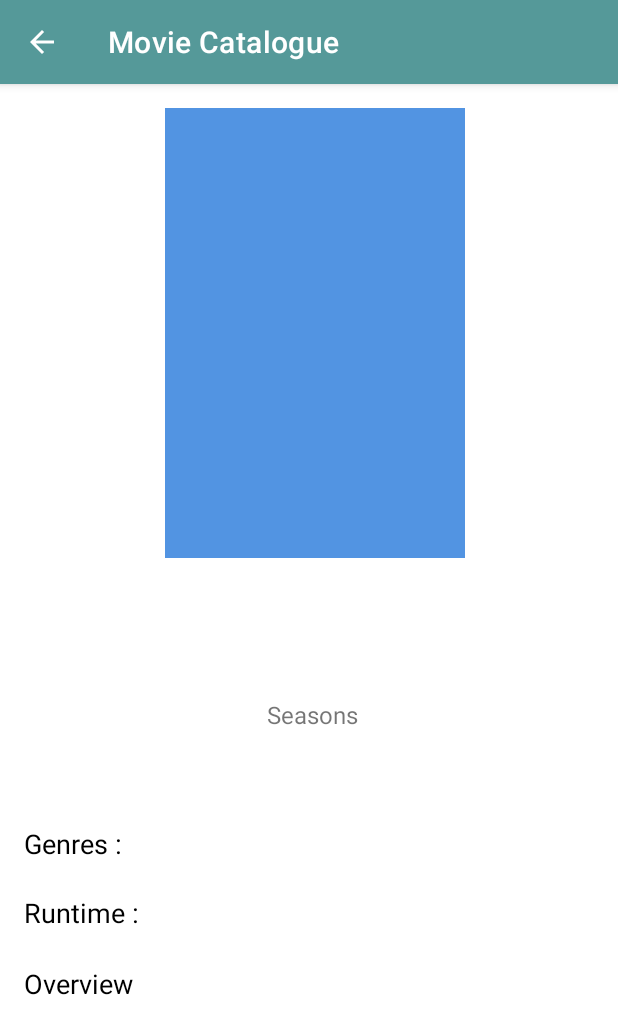
After one commit to ichsanulalifwan/learn-android-jetpack, an Android app: the DetailTvShowActivity screen opened directly, with no data from a screen before it, on a phone screen of 412 x 824 dp. The commit adds this screen. Shown: the top 1034 px of the screen. Run offline under Robolectric (Android 15) with nearby library versions, the phone set to English and light mode, and no system bars.

Commit message:
add detail activity

```diff
--- a/app/src/main/java/com/dicoding/picodiploma/moviecatalogue/data/MovieEntity.kt
+++ b/app/src/main/java/com/dicoding/picodiploma/moviecatalogue/data/MovieEntity.kt
@@ -1,6 +1,7 @@
 package com.dicoding.picodiploma.moviecatalogue.data
 
 data class MovieEntity(
+        var movieId: String,
         var title: String,
         var genre: String,
         var quote: String,
--- a/app/src/main/java/com/dicoding/picodiploma/moviecatalogue/data/TvShowEntity.kt
+++ b/app/src/main/java/com/dicoding/picodiploma/moviecatalogue/data/TvShowEntity.kt
@@ -1,6 +1,7 @@
 package com.dicoding.picodiploma.moviecatalogue.data
 
 data class TvShowEntity(
+        var tvShowId: String,
         var title: String,
         var genre: String,
         var quote: String,
--- /dev/null
+++ b/app/src/main/java/com/dicoding/picodiploma/moviecatalogue/ui/DetailTvShowActivity.kt
@@ -0,0 +1,55 @@
+package com.dicoding.picodiploma.moviecatalogue.ui
+
+import androidx.appcompat.app.AppCompatActivity
+import android.os.Bundle
+import com.bumptech.glide.Glide
+import com.bumptech.glide.load.resource.bitmap.RoundedCorners
+import com.dicoding.picodiploma.moviecatalogue.data.TvShowEntity
+import com.dicoding.picodiploma.moviecatalogue.databinding.ActivityDetailTvShowBinding
+import com.dicoding.picodiploma.moviecatalogue.utils.DataDummy
+
+class DetailTvShowActivity : AppCompatActivity() {
+
+    private lateinit var binding: ActivityDetailTvShowBinding
+
+    companion object {
+        const val EXTRA_TVSHOW = "extra_tvshow"
+    }
+    override fun onCreate(savedInstanceState: Bundle?) {
+        super.onCreate(savedInstanceState)
+
+        binding = ActivityDetailTvShowBinding.inflate(layoutInflater)
+        setContentView(binding.root)
+
+        supportActionBar?.setDisplayHomeAsUpEnabled(true)
+
+        val extras = intent.extras
+        if (extras != null) {
+            val tvShowId = extras.getString(DetailTvShowActivity.EXTRA_TVSHOW)
+            tvShowId?.let {
+                for (tvshow in DataDummy.generateDummyTvShow()) {
+                    if (tvshow.tvShowId == it) {
+                        populateData(tvshow)
+                    }
+                }
+            }
+        }
+    }
+
+    private fun populateData(tvshow: TvShowEntity) {
+        binding.apply {
+            tvTitleMovie.text = tvshow.title
+            tvYear.text = tvshow.date.toString()
+            tvSeason.text = tvshow.season.toString()
+            tvGenre.text = tvshow.genre
+            tvQuotes.text = tvshow.quote
+            tvRuntime.text = tvshow.runtime
+            tvOverview.text = tvshow.overview
+
+            Glide.with(this@DetailTvShowActivity)
+                .load(tvshow.poster)
+                .transform(RoundedCorners(20))
+                .into(imgPosterDetail)
+        }
+    }
+}
--- /dev/null
+++ b/app/src/main/res/layout/activity_detail_tv_show.xml
@@ -0,0 +1,175 @@
+<?xml version="1.0" encoding="utf-8"?>
+<ScrollView xmlns:android="http://schemas.android.com/apk/res/android"
+    xmlns:app="http://schemas.android.com/apk/res-auto"
+    xmlns:tools="http://schemas.android.com/tools"
+    android:layout_width="match_parent"
+    android:layout_height="match_parent"
+    tools:context=".ui.DetailTvShowActivity">
+
+    <androidx.constraintlayout.widget.ConstraintLayout
+        android:layout_width="match_parent"
+        android:layout_height="wrap_content"
+        android:paddingBottom="16dp">
+
+        <ImageView
+            android:id="@+id/img_posterDetail"
+            android:layout_width="200dp"
+            android:layout_height="300dp"
+            android:layout_marginStart="8dp"
+            android:layout_marginTop="16dp"
+            android:src="@color/blue"
+            app:layout_constraintEnd_toEndOf="parent"
+            app:layout_constraintStart_toStartOf="parent"
+            app:layout_constraintTop_toTopOf="parent"
+            tools:ignore="ContentDescription" />
+
+        <TextView
+            android:id="@+id/tv_title_movie"
+            android:layout_width="wrap_content"
+            android:layout_height="wrap_content"
+            android:layout_marginStart="8dp"
+            android:layout_marginTop="16dp"
+            android:layout_marginEnd="8dp"
+            android:gravity="start"
+            android:textColor="@color/black"
+            android:textSize="28sp"
+            android:textStyle="bold"
+            app:layout_constraintEnd_toEndOf="parent"
+            app:layout_constraintStart_toStartOf="parent"
+            app:layout_constraintTop_toBottomOf="@id/img_posterDetail"
+            tools:text="@string/title" />
+
+        <TextView
+            android:id="@+id/tv_year"
+            android:layout_width="wrap_content"
+            android:layout_height="wrap_content"
+            android:layout_marginTop="4dp"
+            android:textColor="@color/black"
+            android:textSize="20sp"
+            app:layout_constraintEnd_toEndOf="parent"
+            app:layout_constraintStart_toStartOf="parent"
+            app:layout_constraintTop_toBottomOf="@+id/tv_title_movie"
+            tools:text="@string/txt_year_example" />
+
+        <LinearLayout
+            android:id="@+id/seasons_layout"
+            android:layout_width="wrap_content"
+            android:layout_height="wrap_content"
+            android:layout_marginTop="8dp"
+            app:layout_constraintEnd_toEndOf="parent"
+            app:layout_constraintStart_toStartOf="parent"
+            app:layout_constraintTop_toBottomOf="@id/tv_year">
+
+            <TextView
+                android:id="@+id/tv_season"
+                android:layout_width="wrap_content"
+                android:layout_height="wrap_content"
+                android:layout_gravity="center"
+                android:textSize="16sp"
+                tools:text="@string/season_example" />
+
+            <TextView
+                android:id="@+id/txt_season"
+                android:layout_width="wrap_content"
+                android:layout_height="wrap_content"
+                android:layout_gravity="center"
+                android:layout_marginStart="4dp"
+                android:text="@string/season_text"
+                android:textSize="16sp" />
+        </LinearLayout>
+
+        <TextView
+            android:id="@+id/tv_quotes"
+            android:layout_width="wrap_content"
+            android:layout_height="wrap_content"
+            android:layout_marginStart="16dp"
+            android:layout_marginTop="16dp"
+            android:layout_marginEnd="16dp"
+            android:gravity="start"
+            android:maxLines="2"
+            android:textColor="@color/black"
+            android:textSize="18sp"
+            android:textStyle="italic"
+            app:layout_constraintEnd_toEndOf="parent"
+            app:layout_constraintStart_toStartOf="parent"
+            app:layout_constraintTop_toBottomOf="@id/seasons_layout"
+            tools:text="@string/quotes" />
+
+        <TextView
+            android:id="@+id/txt_genre"
+            android:layout_width="wrap_content"
+            android:layout_height="wrap_content"
+            android:layout_marginStart="16dp"
+            android:layout_marginTop="22dp"
+            android:text="@string/txt_genres"
+            android:textColor="@color/black"
+            android:textSize="18sp"
+            app:layout_constraintStart_toStartOf="parent"
+            app:layout_constraintTop_toBottomOf="@id/tv_quotes" />
+
+        <TextView
+            android:id="@+id/tv_genre"
+            android:layout_width="0dp"
+            android:layout_height="wrap_content"
+            android:layout_marginStart="8dp"
+            android:layout_marginEnd="16dp"
+            android:gravity="start"
+            android:maxLines="2"
+            android:textColor="@color/black"
+            android:textSize="16sp"
+            app:layout_constraintEnd_toEndOf="parent"
+            app:layout_constraintStart_toEndOf="@id/txt_genre"
+            app:layout_constraintTop_toTopOf="@id/txt_genre"
+            tools:text="@string/txt_genre_example" />
+
+        <TextView
+            android:id="@+id/txt_runtime"
+            android:layout_width="wrap_content"
+            android:layout_height="wrap_content"
+            android:layout_marginStart="16dp"
+            android:layout_marginTop="24dp"
+            android:text="@string/txt_runtime"
+            android:textColor="@color/black"
+            android:textSize="18sp"
+            app:layout_constraintStart_toStartOf="parent"
+            app:layout_constraintTop_toBottomOf="@id/tv_genre" />
+
+        <TextView
+            android:id="@+id/tv_runtime"
+            android:layout_width="wrap_content"
+            android:layout_height="wrap_content"
+            android:layout_marginStart="8dp"
+            android:textColor="@color/black"
+            android:textSize="16sp"
+            app:layout_constraintBottom_toBottomOf="@id/txt_runtime"
+            app:layout_constraintStart_toEndOf="@id/txt_runtime"
+            app:layout_constraintTop_toTopOf="@id/txt_runtime"
+            tools:text="@string/txt_runtime_example" />
+
+        <TextView
+            android:id="@+id/txt_overview"
+            android:layout_width="wrap_content"
+            android:layout_height="wrap_content"
+            android:layout_marginStart="16dp"
+            android:layout_marginTop="24dp"
+            android:text="@string/txt_overview"
+            android:textColor="@color/black"
+            android:textSize="18sp"
+            app:layout_constraintStart_toStartOf="parent"
+            app:layout_constraintTop_toBottomOf="@id/tv_runtime" />
+
+        <TextView
+            android:id="@+id/tv_overview"
+            android:layout_width="0dp"
+            android:layout_height="wrap_content"
+            android:layout_marginTop="8dp"
+            android:layout_marginEnd="16dp"
+            android:gravity="start"
+            android:textColor="@color/black"
+            android:textSize="16sp"
+            app:layout_constraintEnd_toEndOf="parent"
+            app:layout_constraintStart_toStartOf="@id/txt_overview"
+            app:layout_constraintTop_toBottomOf="@id/txt_overview"
+            tools:text="@string/txt_overview_example" />
+    </androidx.constraintlayout.widget.ConstraintLayout>
+</ScrollView>
--- a/app/src/main/res/layout/fragment_movie.xml
+++ b/app/src/main/res/layout/fragment_movie.xml
@@ -3,8 +3,7 @@
     xmlns:app="http://schemas.android.com/apk/res-auto"
     xmlns:tools="http://schemas.android.com/tools"
     android:layout_width="match_parent"
-    android:layout_height="match_parent"
-    tools:context=".ui.MovieFragment">
+    android:layout_height="match_parent">
 
     <androidx.recyclerview.widget.RecyclerView
         android:id="@+id/rv_movie"
--- a/app/src/main/res/layout/item_movie.xml
+++ b/app/src/main/res/layout/item_movie.xml
@@ -56,7 +56,7 @@
             app:layout_constraintEnd_toEndOf="parent"
             app:layout_constraintStart_toStartOf="@id/tv_title"
             app:layout_constraintTop_toBottomOf="@id/tv_title"
-            tools:text="Genre Example" />
+            tools:text="@string/txt_genre_example" />
 
         <TextView
             android:id="@+id/tv_quote"
@@ -67,10 +67,10 @@
             android:gravity="start"
             android:maxLines="2"
             android:textColor="@color/black"
+            android:textStyle="italic"
             app:layout_constraintEnd_toEndOf="parent"
             app:layout_constraintStart_toStartOf="@id/tv_genre"
             app:layout_constraintTop_toBottomOf="@id/tv_genre"
             tools:text="@string/quotes" />
-
     </androidx.constraintlayout.widget.ConstraintLayout>
 </com.google.android.material.card.MaterialCardView>
--- a/app/src/main/res/layout/item_tvshow.xml
+++ b/app/src/main/res/layout/item_tvshow.xml
@@ -55,7 +55,7 @@
             app:layout_constraintEnd_toEndOf="parent"
             app:layout_constraintStart_toStartOf="@id/tv_title"
             app:layout_constraintTop_toBottomOf="@id/tv_title"
-            tools:text="Genre Example" />
+            tools:text="@string/txt_genre_example" />
 
         <TextView
             android:id="@+id/number_of_season"
@@ -65,7 +65,7 @@
             android:textColor="@color/black"
             app:layout_constraintStart_toStartOf="@id/tv_genre"
             app:layout_constraintTop_toBottomOf="@id/tv_genre"
-            tools:text="0" />
+            tools:text="@string/season_example" />
 
         <TextView
             android:id="@+id/season"
@@ -76,6 +76,5 @@
             android:textColor="@color/black"
             app:layout_constraintStart_toEndOf="@id/number_of_season"
             app:layout_constraintTop_toTopOf="@id/number_of_season" />
-
     </androidx.constraintlayout.widget.ConstraintLayout>
 </com.google.android.material.card.MaterialCardView>
--- a/app/src/main/res/values/strings.xml
+++ b/app/src/main/res/values/strings.xml
@@ -7,4 +7,12 @@
     <string name="tab_text_movies">Movies</string>
     <string name="tab_text_tvshow">Tv Shows</string>
     <string name="quotes">Quotes</string>
+    <string name="txt_genres">Genres :</string>
+    <string name="txt_genre_example">Genre Example</string>
+    <string name="txt_overview">Overview</string>
+    <string name="txt_overview_example">Lorem ipsum dolor sit amet, consectetur adipiscing elit, sed do eiusmod tempor incididunt ut labore et dolore magna aliqua. Ut enim ad minim veniam, quis nostrud exercitation ullamco laboris nisi ut aliquip ex ea commodo consequat. Duis aute irure dolor in reprehenderit in voluptate velit esse cillum dolore eu fugiat nulla pariatur. Excepteur sint occaecat cupidatat non proident, sunt in culpa qui officia deserunt mollit anim id est laborum.</string>
+    <string name="txt_year_example">2XXX</string>
+    <string name="txt_runtime_example">Xh XXm</string>
+    <string name="txt_runtime">Runtime :</string>
+    <string name="season_example">0</string>
 </resources>
--- a/app/src/main/res/values/themes.xml
+++ b/app/src/main/res/values/themes.xml
@@ -2,8 +2,8 @@
     <!-- Base application theme. -->
     <style name="Theme.MovieCatalogue" parent="Theme.MaterialComponents.DayNight.DarkActionBar">
         <!-- Primary brand color. -->
-        <item name="colorPrimary">@color/purple_500</item>
-        <item name="colorPrimaryVariant">@color/purple_700</item>
+        <item name="colorPrimary">@color/primary</item>
+        <item name="colorPrimaryVariant">@color/primary_dark</item>
         <item name="colorOnPrimary">@color/white</item>
         <!-- Secondary brand color. -->
         <item name="colorSecondary">@color/teal_200</item>
```
Also changed, not shown: app/src/main/AndroidManifest.xml (+16 -2 lines), app/src/main/java/com/dicoding/picodiploma/moviecatalogue/adapter/MovieAdapter.kt (+7 -0 lines), app/src/main/java/com/dicoding/picodiploma/moviecatalogue/adapter/TvShowAdapter.kt (+7 -0 lines), app/src/main/java/com/dicoding/picodiploma/moviecatalogue/ui/DetailMovieActivity.kt (added, +55 -0 lines), app/src/main/java/com/dicoding/picodiploma/moviecatalogue/utils/DataDummy.kt (+170 -50 lines), app/src/main/res/layout/activity_movie_detail.xml (added, +149 -0 lines).
